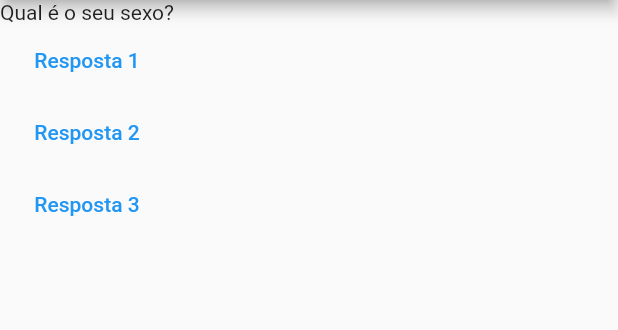
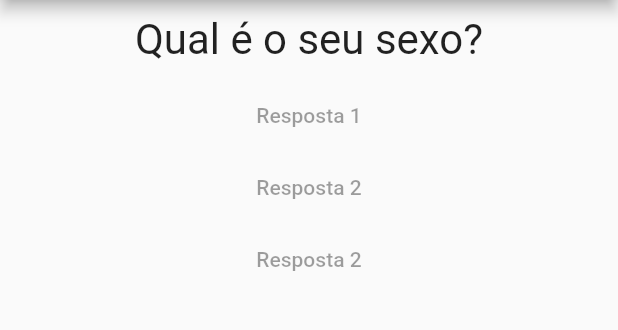
Before and after one commit to Oicak/Flutter_VcEhCringe, a Flutter app: the screen it shows after launch, on a phone screen of 412 x 824 dp, the part 84-414 px from its top. Run offline on Flutter 3.47's test engine with Material 2 defaults, Android fonts, the phone set to English and light mode, and no system bars.

Commit message:
Commit - Aula 18

```diff
--- a/perguntas/lib/main.dart
+++ b/perguntas/lib/main.dart
@@ -1,4 +1,6 @@
 import 'package:flutter/material.dart';
+import 'questao.dart';
+import 'reposta.dart';
 
 main() {
   runApp(new PerguntaApp());
@@ -29,19 +31,10 @@ class _PerguntaAppState extends State<PerguntaApp> {
         ),
         body: Column(
           children: [
-            Text(perguntas[_perguntaSelecionada]),
-            TextButton(
-              child: Text('Resposta 1'),
-              onPressed: _resposta,
-            ),
-            TextButton(
-              child: Text('Resposta 2'),
-              onPressed: _resposta,
-            ),
-            TextButton(
-              child: Text('Resposta 3'),
-              onPressed: _resposta,
-            )
+            Questao(perguntas[_perguntaSelecionada]),
+            Resposta(texto: 'Resposta 1'),
+            Resposta(texto: 'Resposta 2'),
+            Resposta(texto: 'Resposta 2'),
           ],
         ),
       ),
--- /dev/null
+++ b/perguntas/lib/questao.dart
@@ -0,0 +1,17 @@
+import 'package:flutter/material.dart';
+
+class Questao extends StatelessWidget {
+  final String texto;
+
+  Questao(this.texto);
+
+  @override
+  Widget build(BuildContext context) {
+    return Container(
+      width: double.infinity,
+      margin: EdgeInsets.all(10),
+      child: Text(texto,
+          style: TextStyle(fontSize: 28), textAlign: TextAlign.center),
+    );
+  }
+}
--- /dev/null
+++ b/perguntas/lib/reposta.dart
@@ -0,0 +1,17 @@
+import "package:flutter/material.dart";
+
+class Resposta extends StatelessWidget {
+  final String texto;
+
+  Resposta({required this.texto});
+
+  @override
+  Widget build(BuildContext context) {
+    return Container(
+      child: TextButton(
+        onPressed: null,
+        child: Text(texto),
+      ),
+    );
+  }
+}
```
